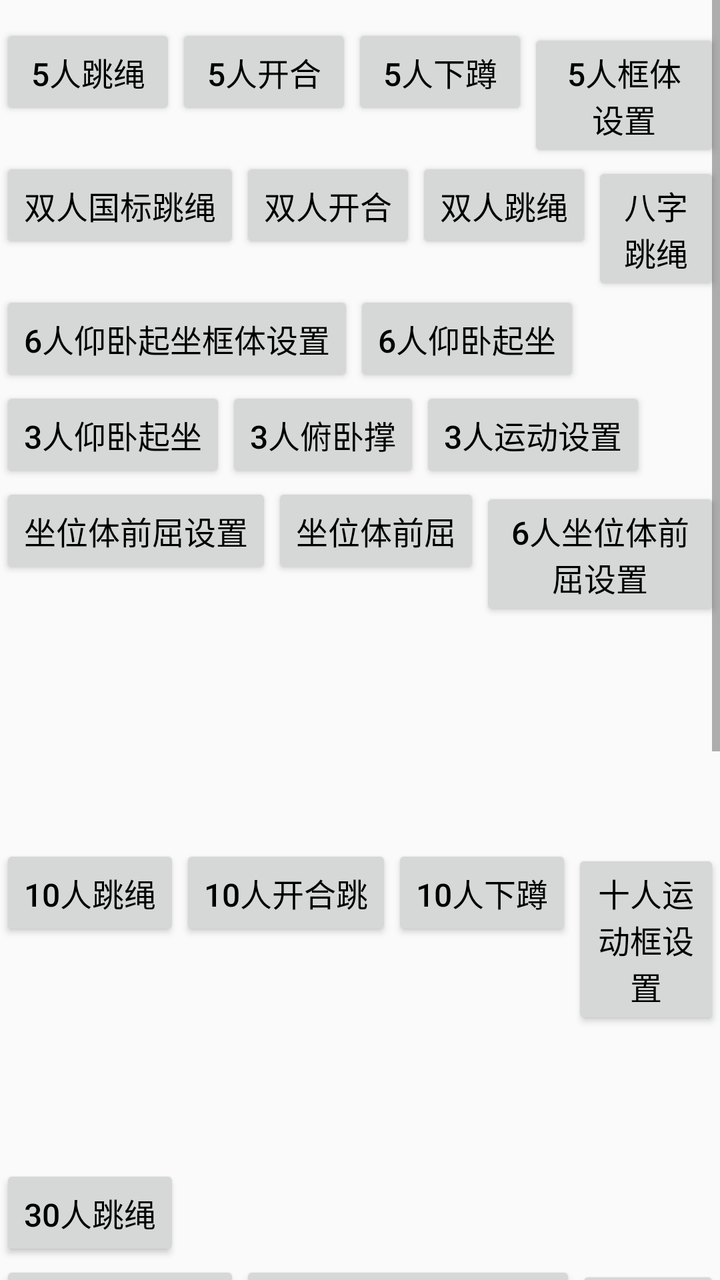
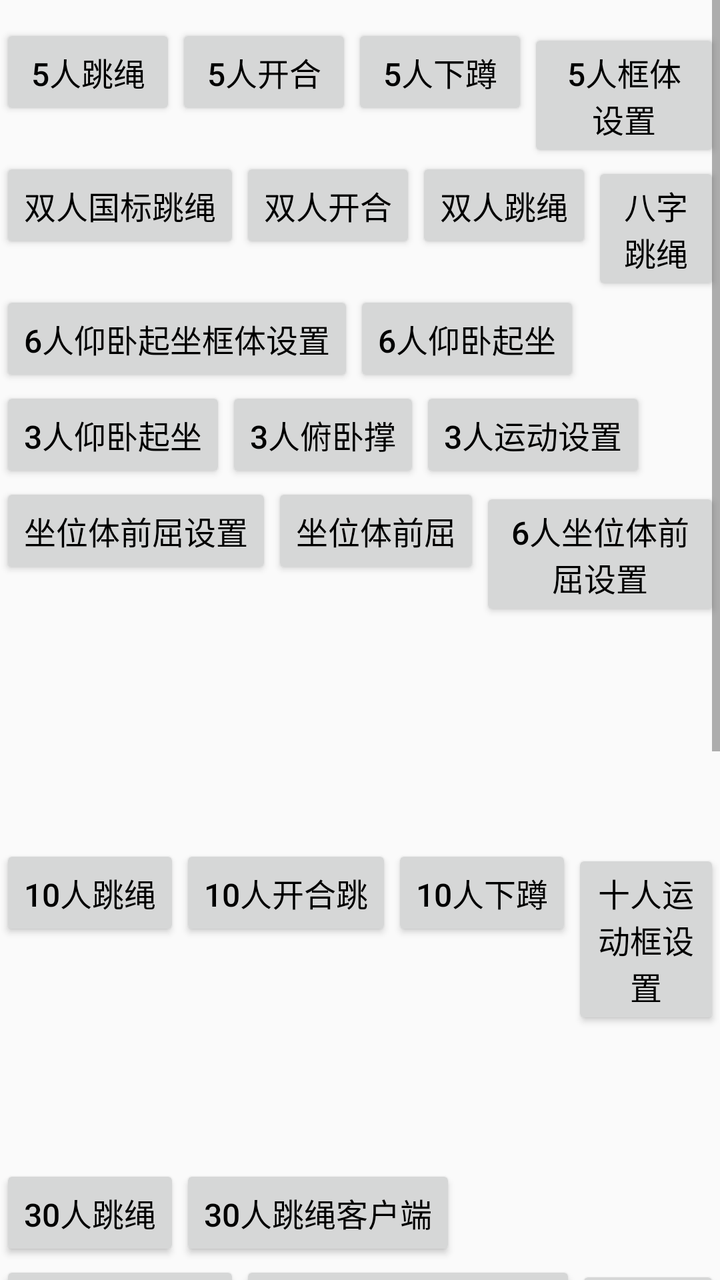

Compare the two renders of this Android layout. The source of the first and the diff that turns it into the second are given below.
<!-- AndroidManifest.xml: application theme AppTheme -->
<!-- res/layout/ac_main.xml -->
<?xml version="1.0" encoding="utf-8"?>
<androidx.constraintlayout.widget.ConstraintLayout xmlns:android="http://schemas.android.com/apk/res/android"
    xmlns:app="http://schemas.android.com/apk/res-auto"
    android:layout_width="match_parent"
    android:layout_height="match_parent">

    <ScrollView
        android:layout_width="match_parent"
        android:layout_height="match_parent"
        android:layout_centerHorizontal="true"
        android:scrollbars="vertical">

        <LinearLayout
            android:layout_width="wrap_content"
            android:layout_height="wrap_content"
            android:layout_centerInParent="true"
            android:orientation="vertical"
            android:paddingTop="12dp"
            android:paddingBottom="12dp">

            <LinearLayout
                android:layout_width="wrap_content"
                android:layout_height="wrap_content"
                android:orientation="horizontal">

                <Button
                    android:id="@+id/bnt_0"
                    android:layout_width="wrap_content"
                    android:layout_height="wrap_content"
                    android:text="5人跳绳"
                    android:textColor="@color/color_black"
                    android:textSize="16sp" />

                <Button
                    android:id="@+id/bnt_3"
                    android:layout_width="wrap_content"
                    android:layout_height="wrap_content"
                    android:text="5人开合"
                    android:textColor="@color/color_black"
                    android:textSize="16sp" />

                <Button
                    android:id="@+id/bnt_4"
                    android:layout_width="wrap_content"
                    android:layout_height="wrap_content"
                    android:text="5人下蹲"
                    android:textColor="@color/color_black"
                    android:textSize="16sp" />
                <Button
                    android:id="@+id/bnt_5_region_set"
                    android:layout_width="wrap_content"
                    android:layout_height="wrap_content"
                    android:text="5人框体设置"
                    android:textColor="@color/color_black"
                    android:textSize="16sp" />

            </LinearLayout>

            <LinearLayout
                android:layout_width="match_parent"
                android:layout_height="wrap_content"
                android:contentDescription="双人运动">

                <Button
                    android:id="@+id/btn_skip_gb"
                    android:layout_width="wrap_content"
                    android:layout_height="wrap_content"
                    android:text="双人国标跳绳"
                    android:textColor="@color/color_black"
                    android:textSize="16sp" />
                <Button
                    android:id="@+id/btn_double_open_close"
                    android:layout_width="wrap_content"
                    android:layout_height="wrap_content"
                    android:text="双人开合"
                    android:textColor="@color/color_black"
                    android:textSize="16sp" />

                <Button
                    android:id="@+id/btn_skip"
                    android:layout_width="wrap_content"
                    android:layout_height="wrap_content"
                    android:text="双人跳绳"
                    android:textColor="@color/color_black"
                    android:textSize="16sp" />

                <Button
                    android:id="@+id/btn_skip_eight"
                    android:layout_width="wrap_content"
                    android:layout_height="wrap_content"
                    android:text="八字跳绳"
                    android:textColor="@color/color_black"
                    android:textSize="16sp" />
            </LinearLayout>

            <LinearLayout
                android:layout_width="match_parent"
                android:layout_height="wrap_content"
                android:contentDescription="双人运动">
                <Button
                    android:id="@+id/btn_six_ywqz_set"
                    android:layout_width="wrap_content"
                    android:layout_height="wrap_content"
                    android:text="6人仰卧起坐框体设置"
                    android:textColor="@color/color_black"
                    android:textSize="16sp" />
                <Button
                    android:id="@+id/btn_six_ywqz"
                    android:layout_width="wrap_content"
                    android:layout_height="wrap_content"
                    android:text="6人仰卧起坐"
                    android:textColor="@color/color_black"
                    android:textSize="16sp" />
            </LinearLayout>

            <LinearLayout
                android:layout_width="wrap_content"
                android:layout_height="wrap_content">

                <Button
                    android:id="@+id/bnt_8"
                    android:layout_width="wrap_content"
                    android:layout_height="wrap_content"
                    android:text="3人仰卧起坐"
                    android:textColor="@color/color_black"
                    android:textSize="16sp" />

                <Button
                    android:id="@+id/bnt_9"
                    android:layout_width="wrap_content"
                    android:layout_height="wrap_content"
                    android:text="3人俯卧撑"
                    android:textColor="@color/color_black"
                    android:textSize="16sp" />

                <Button
                    android:id="@+id/btn_three_set"
                    android:layout_width="wrap_content"
                    android:layout_height="wrap_content"
                    android:text="3人运动设置"
                    android:textColor="@color/color_black"
                    android:textSize="16sp" />

            </LinearLayout>

            <LinearLayout
                android:layout_width="wrap_content"
                android:layout_height="wrap_content"
                android:orientation="horizontal">


                <Button
                    android:id="@+id/bnt_10"
                    android:layout_width="wrap_content"
                    android:layout_height="wrap_content"
                    android:text="坐位体前屈设置"
                    android:textColor="@color/color_black"
                    android:textSize="16sp" />

                <Button
                    android:id="@+id/bnt_zw"
                    android:layout_width="wrap_content"
                    android:layout_height="wrap_content"
                    android:text="坐位体前屈"
                    android:textColor="@color/color_black"
                    android:textSize="16sp" />

                <Button
                    android:id="@+id/btn_forward_6_set"
                    android:layout_width="wrap_content"
                    android:layout_height="wrap_content"
                    android:text="6人坐位体前屈设置"
                    android:textColor="@color/color_black"
                    android:textSize="16sp" />

                <Button
                    android:id="@+id/btn_forward_6"
                    android:layout_width="wrap_content"
                    android:layout_height="wrap_content"
                    android:text="6人坐位体前屈"
                    android:textColor="@color/color_black"
                    android:textSize="16sp" />

            </LinearLayout>

            <LinearLayout
                android:layout_width="wrap_content"
                android:layout_height="wrap_content"
                android:orientation="horizontal">

                <Button
                    android:id="@+id/bnt_11"
                    android:layout_width="wrap_content"
                    android:layout_height="wrap_content"
                    android:text="10人跳绳"
                    android:textColor="@color/color_black"
                    android:textSize="16sp" />

                <Button
                    android:id="@+id/btn_ten_open_close"
                    android:layout_width="wrap_content"
                    android:layout_height="wrap_content"
                    android:text="10人开合跳"
                    android:textColor="@color/color_black"
                    android:textSize="16sp" />

                <Button
                    android:id="@+id/btn_ten_squat"
                    android:layout_width="wrap_content"
                    android:layout_height="wrap_content"
                    android:text="10人下蹲"
                    android:textColor="@color/color_black"
                    android:textSize="16sp" />

                <Button
                    android:id="@+id/btn_10_region_set"
                    android:layout_width="wrap_content"
                    android:layout_height="wrap_content"
                    android:text="十人运动框设置"
                    android:textColor="@color/color_black"
                    android:textSize="16sp" />

                <Button
                    android:id="@+id/btn_ipc_set"
                    android:layout_width="wrap_content"
                    android:layout_height="wrap_content"
                    android:text="IPC设置"
                    android:textColor="@color/color_black"
                    android:textSize="16sp" />

                <Button
                    android:id="@+id/btn_ten_face"
                    android:layout_width="wrap_content"
                    android:layout_height="wrap_content"
                    android:text="十人人脸识别"
                    android:textColor="@color/color_black"
                    android:textSize="16sp" />
            </LinearLayout>

            <LinearLayout
                android:layout_width="wrap_content"
                android:layout_height="wrap_content"
                android:orientation="horizontal">
                <Button
                    android:id="@+id/btn_thirty_skip"
                    android:layout_width="wrap_content"
                    android:layout_height="wrap_content"
                    android:text="30人跳绳"
                    android:textColor="@color/color_black"
                    android:textSize="16sp" />
            </LinearLayout>

            <LinearLayout
                android:layout_width="wrap_content"
                android:layout_height="wrap_content">

                <Button
                    android:id="@+id/btn_face_test"
                    android:layout_width="wrap_content"
                    android:layout_height="wrap_content"
                    android:text="人脸识别测试"
                    android:textColor="@color/color_black"
                    android:textSize="16sp" />

                <Button
                    android:id="@+id/btn_face_test2"
                    android:layout_width="wrap_content"
                    android:layout_height="wrap_content"
                    android:text="人脸识别测试无骨骼"
                    android:textColor="@color/color_black"
                    android:textSize="16sp" />

                <Button
                    android:id="@+id/btn_double_face"
                    android:layout_width="wrap_content"
                    android:layout_height="wrap_content"
                    android:text="双人人脸识别测试"
                    android:textColor="@color/color_black"
                    android:textSize="16sp" />

                <Button
                    android:id="@+id/btn_pic_identify"
                    android:layout_width="wrap_content"
                    android:layout_height="wrap_content"
                    android:text="图片人脸识别"
                    android:textColor="@color/color_black"
                    android:textSize="16sp" />
                <Button
                    android:id="@+id/btn_processor_identify"
                    android:layout_width="wrap_content"
                    android:layout_height="wrap_content"
                    android:text="人脸识别processor"
                    android:textColor="@color/color_black"
                    android:textSize="16sp" />

            </LinearLayout>

            <LinearLayout
                android:layout_width="wrap_content"
                android:layout_height="wrap_content">

                <Button
                    android:id="@+id/btn_nfc_test"
                    android:layout_width="wrap_content"
                    android:layout_height="wrap_content"
                    android:text="NFC读卡测试"
                    android:textColor="@color/color_black"
                    android:textSize="16sp" />
            </LinearLayout>

            <LinearLayout
                android:layout_width="wrap_content"
                android:layout_height="wrap_content">

                <Button
                    android:id="@+id/btn_body_test"
                    android:layout_width="wrap_content"
                    android:layout_height="wrap_content"
                    android:text="框体测试"
                    android:textColor="@color/color_black"
                    android:textSize="16sp" />
                <Button
                    android:id="@+id/btn_frame_animation_test"
                    android:layout_width="wrap_content"
                    android:layout_height="wrap_content"
                    android:text="多序列帧动画"
                    android:textColor="@color/color_black"
                    android:textSize="16sp" />
                <Button
                    android:id="@+id/btn_gesture"
                    android:layout_width="wrap_content"
                    android:layout_height="wrap_content"
                    android:text="手势识别"
                    android:textColor="@color/color_black"
                    android:textSize="16sp" />
            </LinearLayout>

            
            <LinearLayout
                android:layout_width="wrap_content"
                android:layout_height="wrap_content">

                <Button
                    android:id="@+id/btn_bmi_setting"
                    android:layout_width="wrap_content"
                    android:layout_height="wrap_content"
                    android:text="BMI设置"
                    android:textColor="@color/color_black"
                    android:textSize="16sp" />

                <Button
                    android:id="@+id/btn_bmi_sport"
                    android:layout_width="wrap_content"
                    android:layout_height="wrap_content"
                    android:text="BMI运动"
                    android:textColor="@color/color_black"
                    android:textSize="16sp" />

                <Button
                    android:id="@+id/btn_lung_setting"
                    android:layout_width="wrap_content"
                    android:layout_height="wrap_content"
                    android:text="肺活量设置"
                    android:textColor="@color/color_black"
                    android:textSize="16sp" />

                <Button
                    android:id="@+id/btn_lung_sport"
                    android:layout_width="wrap_content"
                    android:layout_height="wrap_content"
                    android:text="肺活量运动"
                    android:textColor="@color/color_black"
                    android:textSize="16sp" />
            </LinearLayout>

        </LinearLayout>

    </ScrollView>

    <TextView
        android:id="@+id/tv_org_id"
        android:layout_width="wrap_content"
        android:layout_height="wrap_content"
        android:layout_marginEnd="@dimen/dp_60"
        android:layout_marginBottom="@dimen/dp_60"
        app:layout_constraintBottom_toBottomOf="parent"
        app:layout_constraintEnd_toEndOf="parent" />
</androidx.constraintlayout.widget.ConstraintLayout>
<!-- resources referenced by this layout -->
<resources>
  <color name="color_black">#000000</color>
  <dimen name="dp_60">60dp</dimen>
  <style name="AppTheme" parent="Theme.AppCompat.DayNight.NoActionBar">
          <item name="colorPrimary">#00FFFF</item>
          <item name="colorPrimaryDark">#FFFFFF</item>
          <item name="colorAccent">#FFFF00</item>
          <item name="android:windowActionBar">false</item>
          <item name="android:windowNoTitle">true</item>
          <item name="android:windowContentTransitions">true</item>
          <item name="android:statusBarColor">@android:color/transparent</item>
          <item name="android:windowFullscreen">true</item>
          <item name="android:windowTranslucentNavigation">true</item>
          <item name="android:windowTranslucentStatus">true</item>
          <item name="android:windowDisablePreview">true</item>
      </style>
</resources>

<!-- the commit's change to res/layout/ac_main.xml (unified diff, before → after) -->
@@ -246,6 +246,14 @@
                     android:layout_width="wrap_content"
                     android:layout_height="wrap_content"
                     android:text="30人跳绳"
+                    android:textColor="@color/color_black"
+                    android:textSize="16sp" />
+
+                <Button
+                    android:id="@+id/btn_et_ten_skip"
+                    android:layout_width="wrap_content"
+                    android:layout_height="wrap_content"
+                    android:text="30人跳绳客户端"
                     android:textColor="@color/color_black"
                     android:textSize="16sp" />
             </LinearLayout>
